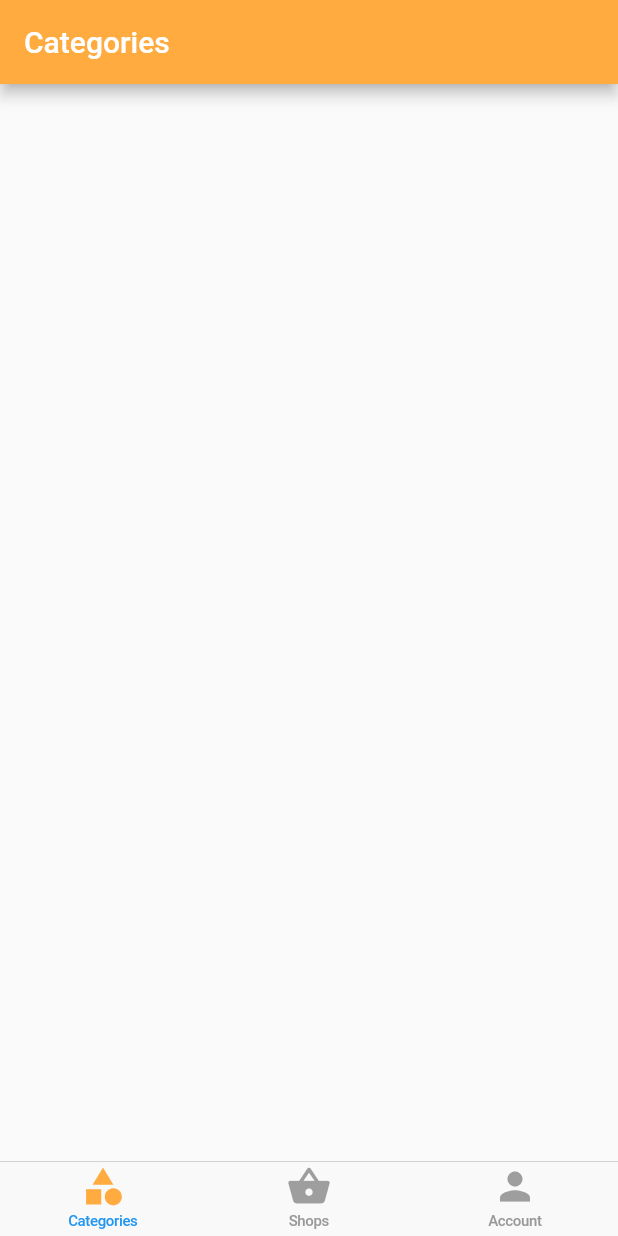
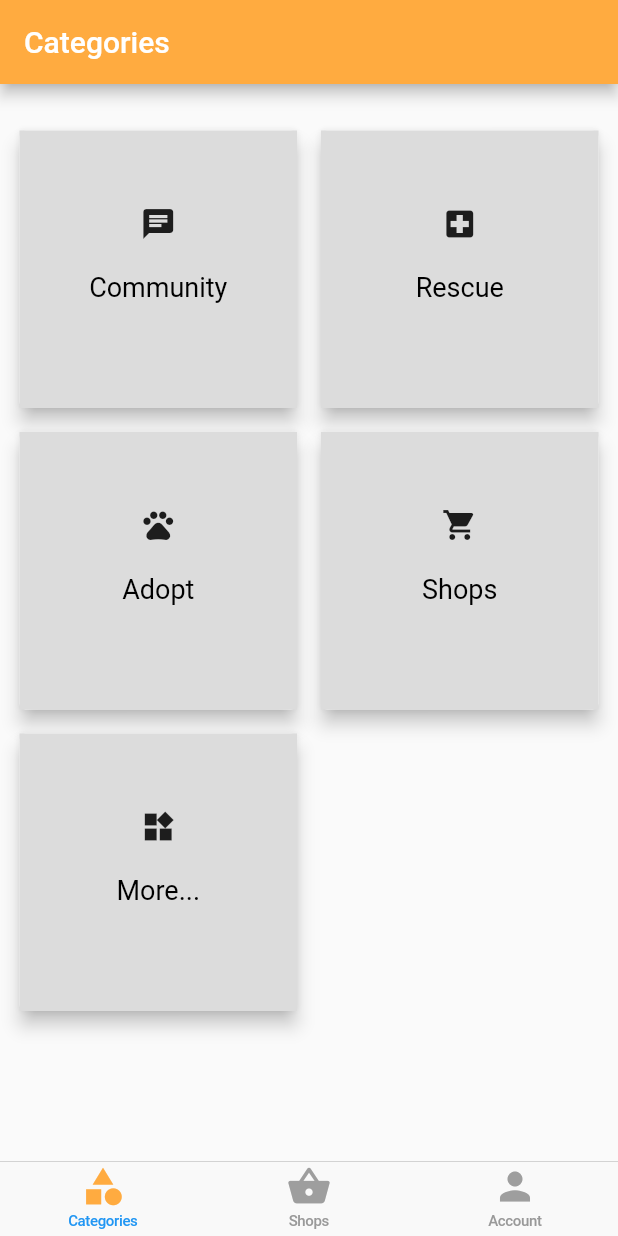
Before and after one commit to ashrafj96/pets, a Flutter app: the screen it shows once a user with an empty profile is signed in, on a phone screen of 412 x 824 dp. Run offline on Flutter 3.47's test engine with Material 2 defaults, Android fonts, the phone set to English and light mode, and no system bars; our stand-ins replace cloud_firestore, firebase_auth, google_sign_in; accounts and stored records are empty.

Commit message:
created a categories

```diff
--- a/lib/categories/categories_page.dart
+++ b/lib/categories/categories_page.dart
@@ -1,4 +1,6 @@
 import 'package:flutter/material.dart';
+import 'package:pets/pages/community.dart';
+import 'package:pets/widgets/category_card.dart';
 
 class CategoriesPage extends StatelessWidget {
   @override
@@ -10,6 +12,55 @@ class CategoriesPage extends StatelessWidget {
           style: TextStyle(color: Colors.white),
         ),
       ),
+      body: Container(
+        padding: EdgeInsets.symmetric(vertical: 20.0, horizontal: 2.0),
+        child: GridView.count(
+          crossAxisCount: 2,
+          padding: EdgeInsets.all(3.0),
+          children: <Widget>[
+            CategoryCard(
+              cardIcon: Icon(Icons.chat),
+              cardTitle: "Community",
+              tapOnCard: () {
+                Navigator.push(context,
+                    MaterialPageRoute(builder: (context) => Community()));
+              },
+            ),
+            CategoryCard(
+              cardIcon: Icon(Icons.local_hospital),
+              cardTitle: "Rescue",
+              tapOnCard: () {
+                Navigator.push(context,
+                    MaterialPageRoute(builder: (context) => Community()));
+              },
+            ),
+            CategoryCard(
+              cardIcon: Icon(Icons.pets),
+              cardTitle: "Adopt",
+              tapOnCard: () {
+                Navigator.push(context,
+                    MaterialPageRoute(builder: (context) => Community()));
+              },
+            ),
+            CategoryCard(
+              cardIcon: Icon(Icons.shopping_cart),
+              cardTitle: "Shops",
+              tapOnCard: () {
+                Navigator.push(context,
+                    MaterialPageRoute(builder: (context) => Community()));
+              },
+            ),
+            CategoryCard(
+              cardIcon: Icon(Icons.widgets),
+              cardTitle: "More...",
+              tapOnCard: () {
+                Navigator.push(context,
+                    MaterialPageRoute(builder: (context) => Community()));
+              },
+            ),
+          ],
+        ),
+      ),
     );
   }
 }
--- a/lib/home/home_page.dart
+++ b/lib/home/home_page.dart
@@ -1,9 +1,8 @@
 import 'package:flutter/material.dart';
 import 'package:pets/account/account_page.dart';
+import 'package:pets/categories/categories_page.dart';
 import 'package:pets/home/cupertino_home_scaffold.dart';
 import 'package:pets/home/tab_item.dart';
-
-import 'file:///D:/flutter_projects/petsapp/lib/categories/categories_page.dart';
 
 class HomePage extends StatefulWidget {
   @override
--- /dev/null
+++ b/lib/widgets/category_card.dart
@@ -0,0 +1,47 @@
+import 'package:flutter/material.dart';
+import 'package:pets/pages/community.dart';
+
+class CategoryCard extends StatelessWidget {
+  final Icon cardIcon;
+  final Function tapOnCard;
+  final String cardTitle;
+
+  const CategoryCard({Key key, this.cardIcon, this.tapOnCard, this.cardTitle})
+      : super(key: key);
+
+  @override
+  Widget build(BuildContext context) {
+    return Card(
+      elevation: 5.0,
+      margin: EdgeInsets.all(8.0),
+      child: Container(
+        decoration: BoxDecoration(color: Color.fromRGBO(220, 220, 220, 1.0)),
+        child: InkWell(
+          onTap: () {
+            tapOnCard();
+          },
+          child: Column(
+            crossAxisAlignment: CrossAxisAlignment.stretch,
+            mainAxisSize: MainAxisSize.min,
+            verticalDirection: VerticalDirection.down,
+            children: <Widget>[
+              SizedBox(
+                height: 50.0,
+              ),
+              Center(child: cardIcon),
+              SizedBox(
+                height: 20.0,
+              ),
+              Center(
+                child: Text(
+                  cardTitle,
+                  style: TextStyle(fontSize: 18.0, color: Colors.black),
+                ),
+              )
+            ],
+          ),
+        ),
+      ),
+    );
+  }
+}
```
Also changed, not shown: lib/pages/community.dart (added, +18 -0 lines), pubspec.lock, 2 other files.
